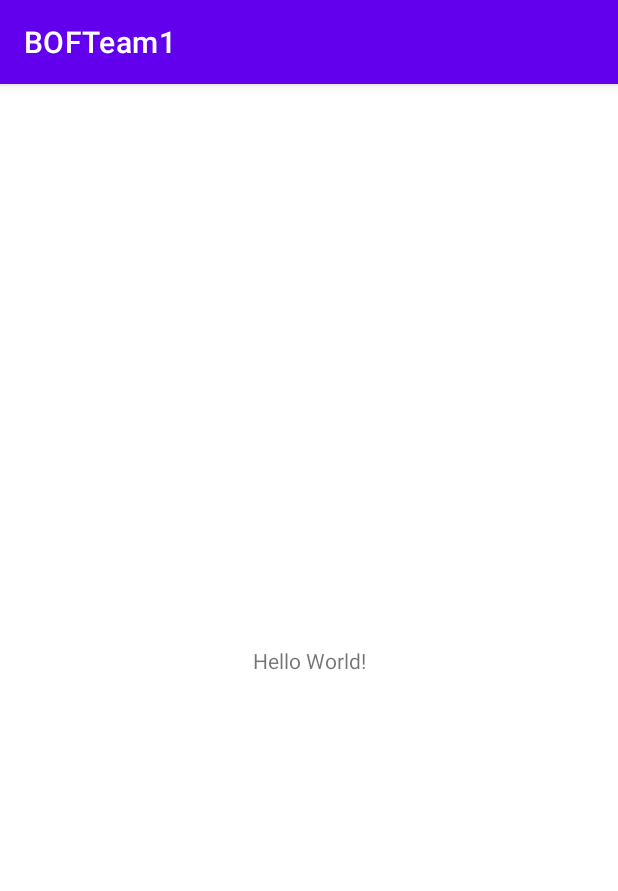
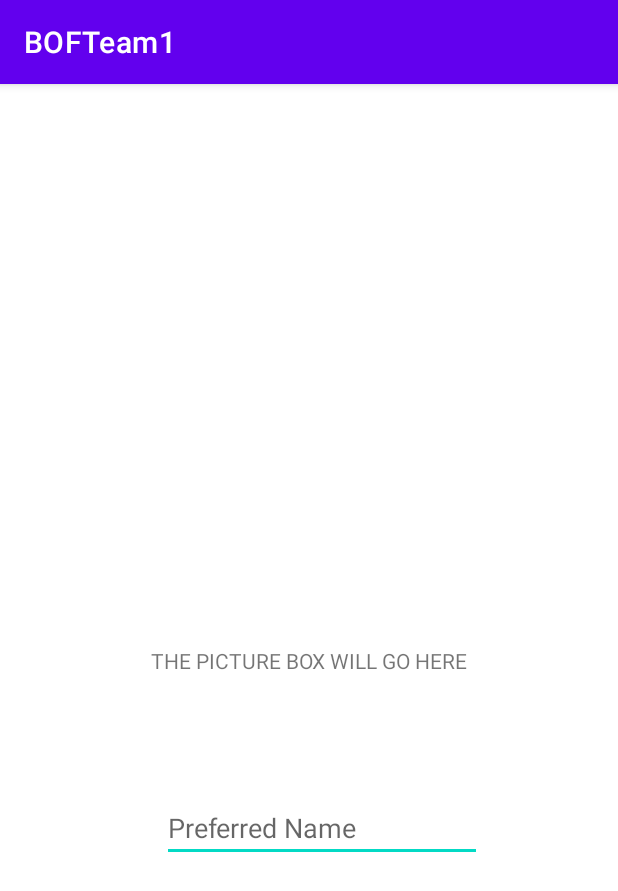
Before and after one commit to aybanerj/Birds-of-a-Feather, an Android app: the screen it shows after launch (MainActivity), on a phone screen of 412 x 824 dp. Shown: the top 891 px of the screen. Run offline under Robolectric (Android 15) with nearby library versions, the phone set to English and light mode, and no system bars.

Commit message:
a first take barebones incomplete UI

```diff
--- /dev/null
+++ b/app/src/main/java/com/benlau/bofteam1/ProfileActivity.java
@@ -0,0 +1,12 @@
+package com.benlau.bofteam1;
+
+import android.content.Intent;
+
+public class ProfileActivity {
+    //Intents here to launch the profile page activity
+    //dont close previous activities, they can get reached by pressing back button
+    //Intent intent = new Intent(this, ProfileActivity.class);
+    //startActivity(intent);
+
+
+}
--- a/app/src/main/res/layout/activity_main.xml
+++ b/app/src/main/res/layout/activity_main.xml
@@ -9,10 +9,24 @@
     <TextView
         android:layout_width="wrap_content"
         android:layout_height="wrap_content"
-        android:text="Hello World!"
+        android:text="THE PICTURE BOX WILL GO HERE"
         app:layout_constraintBottom_toBottomOf="parent"
         app:layout_constraintLeft_toLeftOf="parent"
         app:layout_constraintRight_toRightOf="parent"
         app:layout_constraintTop_toTopOf="parent" />
 
+    <EditText
+        android:id="@+id/nameField"
+        android:layout_width="wrap_content"
+        android:layout_height="wrap_content"
+        android:ems="10"
+        android:hint="Preferred Name"
+        android:inputType="textPersonName"
+        app:layout_constraintBottom_toBottomOf="parent"
+        app:layout_constraintHorizontal_bias="0.542"
+        app:layout_constraintLeft_toLeftOf="parent"
+        app:layout_constraintRight_toRightOf="parent"
+        app:layout_constraintTop_toTopOf="parent"
+        app:layout_constraintVertical_bias="0.655" />
+
 </androidx.constraintlayout.widget.ConstraintLayout>
--- /dev/null
+++ b/app/src/main/res/layout/activity_profile.xml
@@ -0,0 +1,6 @@
+<?xml version="1.0" encoding="utf-8"?>
+<androidx.constraintlayout.widget.ConstraintLayout xmlns:android="http://schemas.android.com/apk/res/android"
+    android:layout_width="match_parent"
+    android:layout_height="match_parent">
+
+</androidx.constraintlayout.widget.ConstraintLayout>
```
